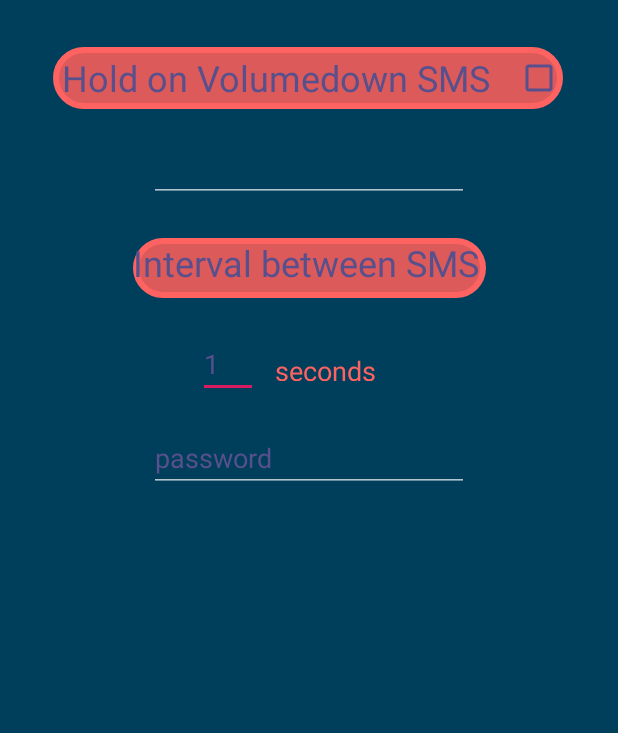
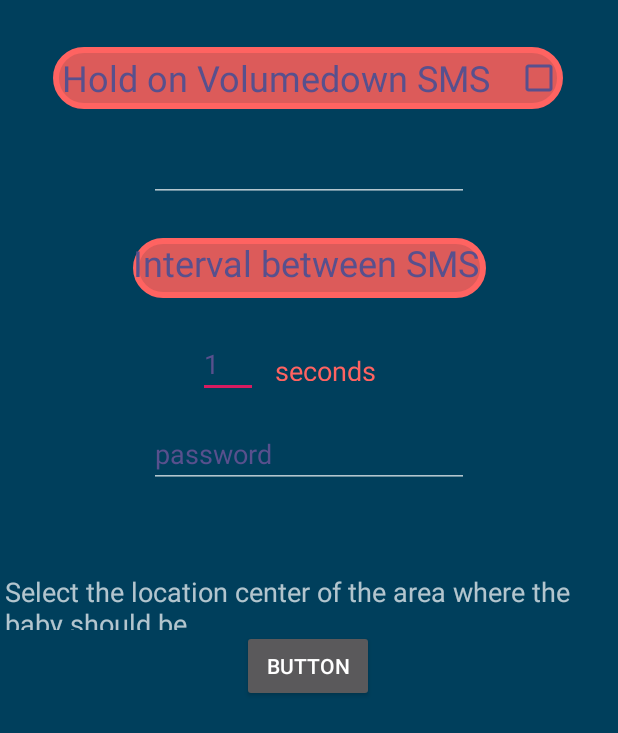
Before and after one commit to timapple12/BID1, an Android app: the Extendet_settings screen opened directly, with no data from a screen before it, on a phone screen of 412 x 824 dp. Shown: the top 733 px of the screen. Run offline under Robolectric (Android 15) with nearby library versions, the phone set to English and light mode, and no system bars.

Commit message:
parent control
all what need to do parent control was added

```diff
--- a/app/src/main/java/com/example/bid/Extendet_settings.java
+++ b/app/src/main/java/com/example/bid/Extendet_settings.java
@@ -6,6 +6,7 @@ import android.content.SharedPreferences;
 import android.os.Bundle;
 import android.util.Log;
 import android.view.View;
+import android.widget.Button;
 import android.widget.EditText;
 import android.widget.Toast;
 
@@ -15,8 +16,10 @@ public class Extendet_settings extends AppCompatActivity {
     EditText timeBetweenSending;
     EditText pasw;
     View v2;
-
-    private static final int Request_Code=101;
+    Button but;
+    public void OnClickButton(View v){
+        startActivity(new Intent(this,MapsActivity.class));
+    }
     @Override
     protected void onCreate(Bundle savedInstanceState) {
 
@@ -54,6 +57,15 @@ public class Extendet_settings extends AppCompatActivity {
                 }
 
             });
+       final Intent i=new Intent(this,MapsActivity.class);
+            but=(Button)findViewById(R.id.button7);
+            but.setOnClickListener(new View.OnClickListener() {
+                @Override
+                public void onClick(View v) {
+
+                    startActivity(i);
+                }
+            });
 
     }
 
--- a/app/src/main/java/com/example/bid/Main_Window.java
+++ b/app/src/main/java/com/example/bid/Main_Window.java
@@ -98,7 +98,7 @@ public class Main_Window extends AppCompatActivity {
     public void onTogglePressOn(){
         final SharedPreferences prefs = this.getSharedPreferences(
                 "com.example.bid", Context.MODE_PRIVATE);
-        startService(new Intent(getBaseContext(),VibrationIntentService.class));
+       // startService(new Intent(getBaseContext(),VibrationIntentService.class));
         startService(new Intent(getBaseContext(), MyService.class));
         if(prefs.getBoolean("r",true)==true){
             startService(new Intent(getBaseContext(), GPS_Service.class));
--- a/app/src/main/java/com/example/bid/Password.java
+++ b/app/src/main/java/com/example/bid/Password.java
@@ -21,8 +21,10 @@ public class Password extends AppCompatActivity {
     CheckBox pasword;
     TextView forgot;
     int kostyl;
+    private static final int MY_PERMISSIONS_REQUEST_LOCATION = 99;
     @Override
     protected void onCreate(Bundle savedInstanceState) {
+
         super.onCreate(savedInstanceState);
         setContentView(R.layout.activity_password);
         pasw=(EditText)findViewById(R.id.pasw);
@@ -64,6 +66,7 @@ public class Password extends AppCompatActivity {
         }
 
     }
+
     public void sendEmail(){
         final SharedPreferences prefs = this.getSharedPreferences(
                 "com.example.bid", Context.MODE_PRIVATE);
--- a/app/src/main/res/layout/activity_extendet_settings.xml
+++ b/app/src/main/res/layout/activity_extendet_settings.xml
@@ -5,7 +5,7 @@
     android:layout_width="match_parent"
     android:layout_height="match_parent"
     android:background="@color/colorPrimaryDark"
-    tools:context=".MainActivity">
+    tools:context=".Extendet_settings">
 
     <CheckBox
         android:id="@+id/checkBox"
@@ -86,11 +86,11 @@
 
     <View
         android:id="@+id/view2"
-        android:layout_width="wrap_content"
-        android:layout_height="wrap_content"
-        android:layout_marginTop="336dp"
+        android:layout_width="410dp"
+        android:layout_height="438dp"
+        android:layout_marginTop="508dp"
         app:layout_constraintEnd_toEndOf="parent"
-        app:layout_constraintHorizontal_bias="0.0"
+        app:layout_constraintHorizontal_bias="1.0"
         app:layout_constraintStart_toStartOf="parent"
         app:layout_constraintTop_toTopOf="parent" />
 
@@ -99,13 +99,36 @@
         android:layout_width="wrap_content"
         android:layout_height="wrap_content"
         android:layout_marginTop="17dp"
+        android:layout_marginBottom="59dp"
         android:ems="10"
         android:hint="password"
         android:inputType="textPersonName"
         android:textColor="#FF6361"
         android:textColorHint="#58508d"
+        app:layout_constraintBottom_toTopOf="@+id/textView24"
         app:layout_constraintEnd_toEndOf="parent"
         app:layout_constraintStart_toStartOf="parent"
         app:layout_constraintTop_toBottomOf="@+id/editText" />
 
+    <Button
+        android:id="@+id/button7"
+        android:layout_width="wrap_content"
+        android:layout_height="wrap_content"
+        android:layout_marginBottom="40dp"
+        android:text="Button"
+        app:layout_constraintBottom_toTopOf="@+id/view2"
+        app:layout_constraintEnd_toEndOf="parent"
+        app:layout_constraintHorizontal_bias="0.498"
+        app:layout_constraintStart_toStartOf="parent" />
+
+    <TextView
+        android:id="@+id/textView24"
+        android:layout_width="405dp"
+        android:layout_height="38dp"
+        android:text="Select the location center of the area where the baby should be"
+        android:textSize="18sp"
+        app:layout_constraintBottom_toTopOf="@+id/button7"
+        app:layout_constraintEnd_toEndOf="parent"
+        app:layout_constraintStart_toStartOf="parent" />
+
 </androidx.constraintlayout.widget.ConstraintLayout>
```
Also changed, not shown: app/src/main/AndroidManifest.xml (+10 -14 lines), app/src/main/java/com/example/bid/Main_Seervice.java (deleted, +0 -65 lines), app/src/main/java/com/example/bid/MapsActivity.java (added, +194 -0 lines), app/src/main/java/com/example/bid/MyService.java (+32 -2 lines), app/src/main/res/layout/activity_maps.xml (added, +16 -0 lines).
